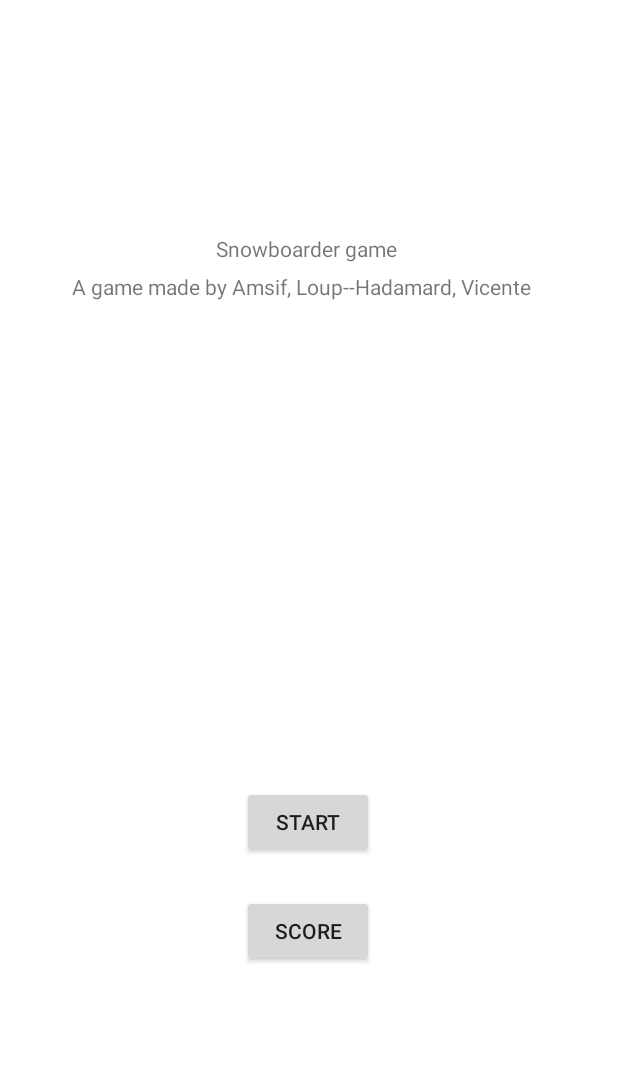
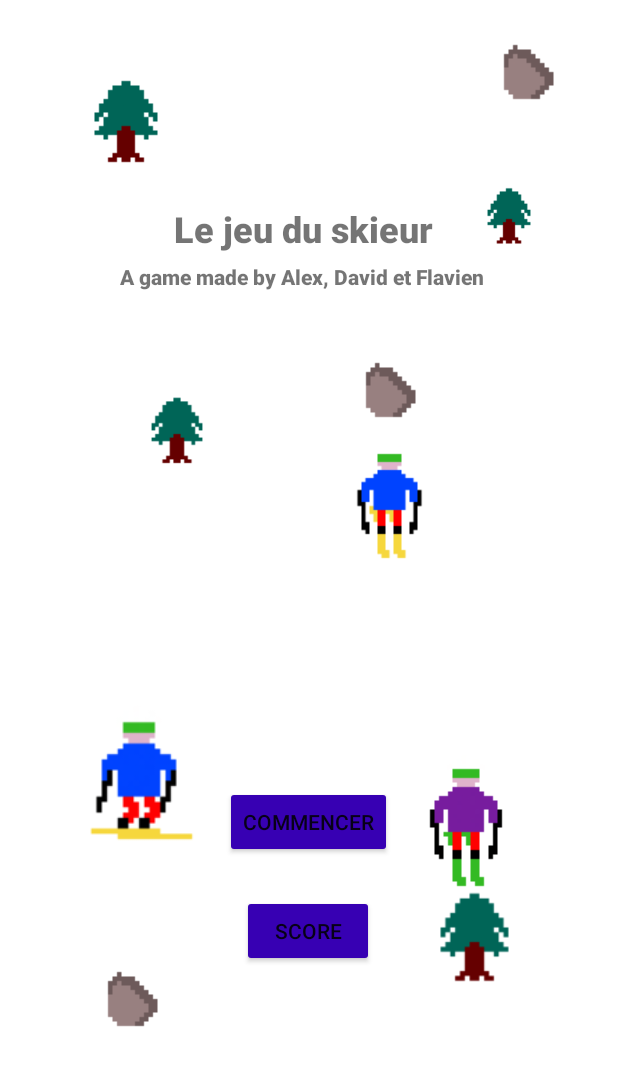
Before and after one commit to Rhodoni/bbt, an Android app: the screen it shows after launch (Opening), on a phone screen of 412 x 824 dp. Shown: the top 1066 px of the screen. Run offline under Robolectric (Android 15) with nearby library versions, the phone set to English and light mode, and no system bars.

Commit message:
modification de l'opening

```diff
--- a/app/src/main/java/com/ut3/bbt/viewholder/Score.java
+++ b/app/src/main/java/com/ut3/bbt/viewholder/Score.java
@@ -16,6 +16,7 @@ import androidx.recyclerview.widget.LinearLayoutManager;
 import androidx.recyclerview.widget.RecyclerView;
 
 import com.ut3.bbt.R;
+import com.ut3.bbt.game.Pause;
 
 public class Score extends Activity {
     SharedPreferences sharedPref;
@@ -40,7 +41,9 @@ public class Score extends Activity {
     }
     @Override
     public void onBackPressed(){
+        Intent mainAct = new Intent(this, Opening.class);
         finish();
+        startActivity(mainAct);
     }
 
     class ScoreAdapter extends RecyclerView.Adapter{
--- a/app/src/main/res/layout/opening.xml
+++ b/app/src/main/res/layout/opening.xml
@@ -6,6 +6,16 @@
     android:layout_height="match_parent"
     tools:context=".viewholder.Opening">
 
+    <ImageView
+        android:id="@+id/imageView10"
+        android:layout_width="wrap_content"
+        android:layout_height="wrap_content"
+        android:layout_marginTop="24dp"
+        android:layout_marginEnd="108dp"
+        android:src="@drawable/rocks"
+        app:layout_constraintEnd_toEndOf="parent"
+        app:layout_constraintTop_toBottomOf="@+id/tvSubTitle" />
+
     <Button
         android:id="@+id/btGame"
         android:layout_width="wrap_content"
@@ -13,7 +23,8 @@
         android:layout_marginStart="158dp"
         android:layout_marginEnd="159dp"
         android:layout_marginBottom="252dp"
-        android:text="Start"
+        android:backgroundTint="@color/purple_700"
+        android:text="Commencer"
         app:layout_constraintBottom_toBottomOf="parent"
         app:layout_constraintEnd_toEndOf="parent"
         app:layout_constraintStart_toStartOf="parent" />
@@ -22,9 +33,12 @@
         android:id="@+id/tvTitle"
         android:layout_width="wrap_content"
         android:layout_height="wrap_content"
-        android:layout_marginStart="144dp"
-        android:layout_marginTop="156dp"
-        android:text="Snowboarder game"
+        android:layout_marginStart="116dp"
+        android:layout_marginTop="136dp"
+        android:fontFamily="sans-serif-black"
+        android:text="Le jeu du skieur "
+        android:textAlignment="center"
+        android:textSize="24sp"
         app:layout_constraintStart_toStartOf="parent"
         app:layout_constraintTop_toTopOf="parent" />
 
@@ -32,10 +46,12 @@
         android:id="@+id/tvSubTitle"
         android:layout_width="wrap_content"
         android:layout_height="wrap_content"
-        android:layout_marginStart="48dp"
+        android:layout_marginStart="80dp"
         android:layout_marginTop="6dp"
         android:layout_marginBottom="534dp"
-        android:text="A game made by Amsif, Loup--Hadamard, Vicente"
+        android:fontFamily="sans-serif-black"
+        android:text="A game made by Alex, David et Flavien"
+        android:textSize="14sp"
         app:layout_constraintBottom_toBottomOf="parent"
         app:layout_constraintStart_toStartOf="parent"
         app:layout_constraintTop_toBottomOf="@+id/tvTitle"
@@ -48,9 +64,100 @@
         android:layout_marginStart="158dp"
         android:layout_marginEnd="159dp"
         android:layout_marginBottom="179dp"
+        android:backgroundTint="@color/purple_700"
         android:text="Score"
         app:layout_constraintBottom_toBottomOf="parent"
         app:layout_constraintEnd_toEndOf="parent"
         app:layout_constraintStart_toStartOf="parent" />
 
+    <ImageView
+        android:id="@+id/imageView"
+        android:layout_width="87dp"
+        android:layout_height="85dp"
+        android:layout_marginStart="216dp"
+        android:layout_marginTop="292dp"
+        android:src="@drawable/skier"
+        app:layout_constraintStart_toStartOf="parent"
+        app:layout_constraintTop_toTopOf="parent" />
+
+    <ImageView
+        android:id="@+id/imageView2"
+        android:layout_width="65dp"
+        android:layout_height="73dp"
+        android:layout_marginStart="12dp"
+        android:layout_marginTop="7dp"
+        android:src="@drawable/tree"
+        app:layout_constraintStart_toEndOf="@+id/tvTitle"
+        app:layout_constraintTop_toBottomOf="@+id/imageView9" />
+
+    <ImageView
+        android:id="@+id/imageView3"
+        android:layout_width="103dp"
+        android:layout_height="157dp"
+        android:layout_marginTop="216dp"
+        android:layout_marginEnd="44dp"
+        android:src="@drawable/tree"
+        app:layout_constraintEnd_toEndOf="parent"
+        app:layout_constraintTop_toBottomOf="@+id/imageView5" />
+
+    <ImageView
+        android:id="@+id/imageView4"
+        android:layout_width="96dp"
+        android:layout_height="104dp"
+        android:layout_marginStart="36dp"
+        android:layout_marginTop="32dp"
+        android:src="@drawable/tree"
+        app:layout_constraintStart_toStartOf="parent"
+        app:layout_constraintTop_toTopOf="parent" />
+
+    <ImageView
+        android:id="@+id/imageView5"
+        android:layout_width="77dp"
+        android:layout_height="88dp"
+        android:layout_marginStart="79dp"
+        android:layout_marginTop="51dp"
+        android:src="@drawable/tree"
+        app:layout_constraintStart_toStartOf="parent"
+        app:layout_constraintTop_toBottomOf="@+id/tvSubTitle" />
+
+    <ImageView
+        android:id="@+id/imageView6"
+        android:layout_width="wrap_content"
+        android:layout_height="wrap_content"
+        android:layout_marginStart="36dp"
+        android:layout_marginTop="488dp"
+        android:src="@drawable/rocks"
+        app:layout_constraintStart_toStartOf="parent"
+        app:layout_constraintTop_toBottomOf="@+id/imageView4" />
+
+    <ImageView
+        android:id="@+id/imageView9"
+        android:layout_width="wrap_content"
+        android:layout_height="wrap_content"
+        android:layout_marginTop="6dp"
+        android:layout_marginEnd="16dp"
+        android:src="@drawable/rocks"
+        app:layout_constraintEnd_toEndOf="parent"
+        app:layout_constraintTop_toTopOf="parent" />
+
+    <ImageView
+        android:id="@+id/imageView7"
+        android:layout_width="113dp"
+        android:layout_height="128dp"
+        android:layout_marginStart="36dp"
+        android:layout_marginTop="460dp"
+        android:src="@drawable/jumping"
+        app:layout_constraintStart_toStartOf="parent"
+        app:layout_constraintTop_toTopOf="parent" />
+
+    <ImageView
+        android:id="@+id/imageView8"
+        android:layout_width="wrap_content"
+        android:layout_height="wrap_content"
+        android:layout_marginEnd="53dp"
+        android:layout_marginBottom="227dp"
+        android:src="@drawable/ops"
+        app:layout_constraintBottom_toBottomOf="parent"
+        app:layout_constraintEnd_toEndOf="parent" />
+
 </androidx.constraintlayout.widget.ConstraintLayout>
```
